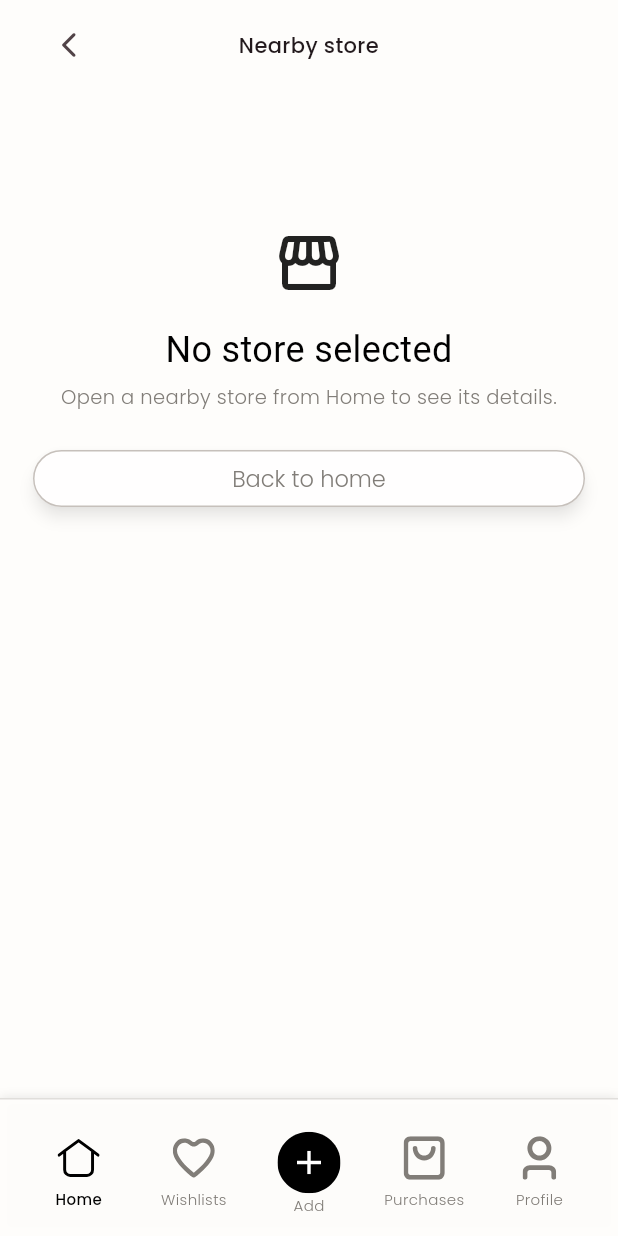
After one commit to Moviles-G13-S1/whynot-front-flutter, a Flutter app: the NearbyStoreDetailScreen screen opened by its route, on a phone screen of 412 x 824 dp. The commit adds this screen. Run offline on Flutter 3.47's test engine with Material 3 defaults, Android fonts, the phone set to English and light mode, and no system bars; our stand-ins replace cloud_firestore, cloud_functions, connectivity_plus, firebase_auth, firebase_core, firebase_storage and 6 more; accounts and stored records are empty; Roboto replaces fonts that are missing (Frank Ruhl Libre).

Commit message:
adding the detail component to the nearest store recommendation

```diff
--- a/lib/app/app_routes.dart
+++ b/lib/app/app_routes.dart
@@ -20,6 +20,7 @@ abstract final class AppRoutes {
 
   static const productDetail = '/product-detail';
   static const recommendationDetail = '/recommendation-detail';
+  static const nearbyStoreDetail = '/nearby-store-detail';
   static const recommendationCatalog = '/recommendation-catalog';
   static const newProduct = '/new-product';
   static const newProductManual = '/new-product-manual';
--- a/lib/app/whynot_app.dart
+++ b/lib/app/whynot_app.dart
@@ -25,6 +25,7 @@ import '../views/screens/new_wishlist_screen.dart';
 
 import '../views/screens/product_detail_screen.dart';
 import '../views/screens/recommendation_detail_screen.dart';
+import '../views/screens/nearby_store_detail_screen.dart';
 import '../views/screens/recommendation_catalog_screen.dart';
 import '../views/screens/new_product_manual_screen.dart';
 import '../views/screens/edit_product_screen.dart';
@@ -76,6 +77,7 @@ class _WhyNotAppState extends State<WhyNotApp> {
 
           // Home
           AppRoutes.home: (_) => const HomeScreen(),
+          AppRoutes.nearbyStoreDetail: (_) => const NearbyStoreDetailScreen(),
 
           // Wishlists
           AppRoutes.wishlists: (_) => const WishlistsScreen(),
@@ -200,6 +202,7 @@ class _WhyNotAppState extends State<WhyNotApp> {
       'product-detail' => AppRoutes.productDetail,
 
       'recommendation-detail' => AppRoutes.recommendationDetail,
+      'nearby-store-detail' => AppRoutes.nearbyStoreDetail,
       'recommendation-catalog' => AppRoutes.recommendationCatalog,
 
       // Both browser preview URLs now open
--- /dev/null
+++ b/lib/views/screens/nearby_store_detail_screen.dart
@@ -0,0 +1,249 @@
+import 'package:flutter/material.dart';
+
+import '../../app/app_routes.dart';
+import '../../app/dependencies_scope.dart';
+import '../../app/whynot_theme.dart';
+import '../../controllers/nearby_store_controller.dart';
+import '../../models/category_catalog.dart';
+import '../widgets/app_bottom_navigation.dart';
+import '../widgets/connectivity_message.dart';
+import '../widgets/form_controls.dart';
+
+/// Shows the store already selected on Home, without requesting location again.
+class NearbyStoreDetailScreen extends StatelessWidget {
+  const NearbyStoreDetailScreen({super.key});
+
+  void _goBack(BuildContext context) {
+    final navigator = Navigator.of(context);
+    if (navigator.canPop()) {
+      navigator.pop();
+    } else {
+      navigator.pushReplacementNamed(AppRoutes.home);
+    }
+  }
+
+  @override
+  Widget build(BuildContext context) {
+    final arguments = ModalRoute.of(context)?.settings.arguments;
+    final result = arguments is NearbyStoreResult ? arguments : null;
+    final store = result?.store;
+    final categories =
+        store?.categoryIds.where((id) => id != 'travel').toList() ?? <String>[];
+    final connectivity =
+        context.dependencies.nearbyStoreController.connectivity;
+
+    return Scaffold(
+      backgroundColor: WhyNotColors.background,
+      extendBody: true,
+      body: SafeArea(
+        bottom: false,
+        child: AnimatedBuilder(
+          animation: connectivity,
+          builder: (context, _) => SingleChildScrollView(
+            physics: const BouncingScrollPhysics(),
+            padding: const EdgeInsets.fromLTRB(22, 6, 22, 132),
+            child: Column(
+              crossAxisAlignment: CrossAxisAlignment.stretch,
+              children: [
+                Row(
+                  children: [
+                    IconButton(
+                      tooltip: 'Back',
+                      onPressed: () => _goBack(context),
+                      icon: const Icon(
+                        Icons.arrow_back_ios_new_rounded,
+                        size: 20,
+                      ),
+                    ),
+                    const Expanded(
+                      child: Text(
+                        'Nearby store',
+                        textAlign: TextAlign.center,
+                        style: TextStyle(
+                          fontFamily: 'Poppins',
+                          fontSize: 14,
+                          fontWeight: FontWeight.w500,
+                        ),
+                      ),
+                    ),
+                    const SizedBox(width: 48),
+                  ],
+                ),
+                const SizedBox(height: 27),
+                if (store == null) ...[
+                  const SizedBox(height: 70),
+                  const Icon(Icons.storefront_outlined, size: 48),
+                  const SizedBox(height: 22),
+                  Text(
+                    'No store selected',
+                    textAlign: TextAlign.center,
+                    style: WhyNotTextStyles.serif(size: 24),
+                  ),
+                  const SizedBox(height: 12),
+                  Text(
+                    'Open a nearby store from Home to see its details.',
+                    textAlign: TextAlign.center,
+                    style: WhyNotTextStyles.muted(size: 13),
+                  ),
+                  const SizedBox(height: 28),
+                  PillButton(
+                    label: 'Back to home',
+                    onPressed: () => _goBack(context),
+                  ),
+                ] else ...[
+                  ClipRRect(
+                    borderRadius: BorderRadius.circular(22),
+                    child: AspectRatio(
+                      aspectRatio: 1.2,
+                      child: store.imageUrl.trim().isEmpty
+                          ? const _StoreImageFallback()
+                          : Image.network(
+                              store.imageUrl,
+                              fit: BoxFit.cover,
+                              loadingBuilder: (context, child, progress) =>
+                                  progress == null
+                                  ? child
+                                  : Container(
+                                      color: WhyNotColors.card,
+                                      alignment: Alignment.center,
+                                      child: const CircularProgressIndicator(
+                                        strokeWidth: 2,
+                                      ),
+                                    ),
+                              errorBuilder: (_, _, _) =>
+                                  const _StoreImageFallback(),
+                            ),
+                    ),
+                  ),
+                  const SizedBox(height: 23),
+                  Align(
+                    alignment: Alignment.centerLeft,
+                    child: Container(
+                      padding: const EdgeInsets.symmetric(
+                        horizontal: 11,
+                        vertical: 6,
+                      ),
+                      decoration: BoxDecoration(
+                        color: WhyNotColors.card,
+                        borderRadius: BorderRadius.circular(20),
+                      ),
+                      child: const Row(
+                        mainAxisSize: MainAxisSize.min,
+                        children: [
+                          Icon(Icons.location_on_outlined, size: 14),
+                          SizedBox(width: 6),
+                          Text('Near you', style: TextStyle(fontSize: 11)),
+                        ],
+                      ),
+                    ),
+                  ),
+                  const SizedBox(height: 16),
+                  Text(store.name, style: WhyNotTextStyles.serif(size: 30)),
+                  const SizedBox(height: 12),
+                  Text(
+                    '${result!.stale || connectivity.isOffline ? 'Last checked · ' : ''}'
+                    '${store.distanceKm < 1 ? '${(store.distanceKm * 1000).round()} m' : '${store.distanceKm.toStringAsFixed(1)} km'} away',
+                    style: WhyNotTextStyles.muted(size: 14),
+                  ),
+                  if (result.stale || connectivity.isOffline) ...[
+                    const SizedBox(height: 22),
+                    ConnectivityNotice(
+                      label: connectivity.isOffline
+                          ? 'Offline'
+                          : 'May be outdated',
+                      title: 'Last nearby match',
+                      message:
+                          'Store details and distance may have changed. Return to Home to check the latest nearby match.',
+                      icon: connectivity.isOffline
+                          ? Icons.wifi_off_rounded
+                          : Icons.history_rounded,
+                    ),
+                  ],
+                  const SizedBox(height: 28),
+                  Container(
+                    padding: const EdgeInsets.all(18),
+                    decoration: BoxDecoration(
+                      color: WhyNotColors.form,
+                      borderRadius: BorderRadius.circular(18),
+                    ),
+                    child: Column(
+                      crossAxisAlignment: CrossAxisAlignment.start,
+                      children: [
+                        Text(
+                          'Visit this store',
+                          style: WhyNotTextStyles.serif(size: 19),
+                        ),
+                        const SizedBox(height: 12),
+                        SelectableText(
+                          store.address.trim().isEmpty
+                              ? 'Address unavailable'
+                              : store.address,
+                          style: WhyNotTextStyles.muted(size: 13),
+                        ),
+                        if (categories.isNotEmpty) ...[
+                          const SizedBox(height: 16),
+                          Wrap(
+                            spacing: 8,
+                            runSpacing: 8,
+                            children: [
+                              for (final id in categories)
+                                Chip(
+                                  label: Text(
+                                    CategoryCatalog.labelsById[id] ?? id,
+                                  ),
+                                ),
+                            ],
+                          ),
+                        ],
+                      ],
+                    ),
+                  ),
+                  if (store.websiteUrl.trim().isNotEmpty) ...[
+                    const SizedBox(height: 26),
+                    Text(
+                      'Store website',
+                      style: WhyNotTextStyles.serif(size: 19),
+                    ),
+                    const SizedBox(height: 8),
+                    SelectableText(
+                      store.websiteUrl,
+                      style: WhyNotTextStyles.muted(size: 12),
+                    ),
+                  ],
+                  const SizedBox(height: 28),
+                  PillButton(
+                    label: 'Back to home',
+                    onPressed: () => _goBack(context),
+                  ),
+                ],
+              ],
+            ),
+          ),
+        ),
+      ),
+      bottomNavigationBar: const AppBottomNavigation(selectedIndex: 0),
+    );
+  }
+}
+
+class _StoreImageFallback extends StatelessWidget {
+  const _StoreImageFallback();
+
+  @override
+  Widget build(BuildContext context) => Container(
+    color: WhyNotColors.card,
+    alignment: Alignment.center,
+    child: Column(
+      mainAxisSize: MainAxisSize.min,
+      children: [
+        const Icon(
+          Icons.storefront_outlined,
+          size: 42,
+          color: WhyNotColors.muted,
+        ),
+        const SizedBox(height: 8),
+        Text('Image unavailable', style: WhyNotTextStyles.muted(size: 11)),
+      ],
+    ),
+  );
+}
```
Also changed, not shown: lib/views/widgets/nearby_store_section.dart (+19 -5 lines), 1 other file.
